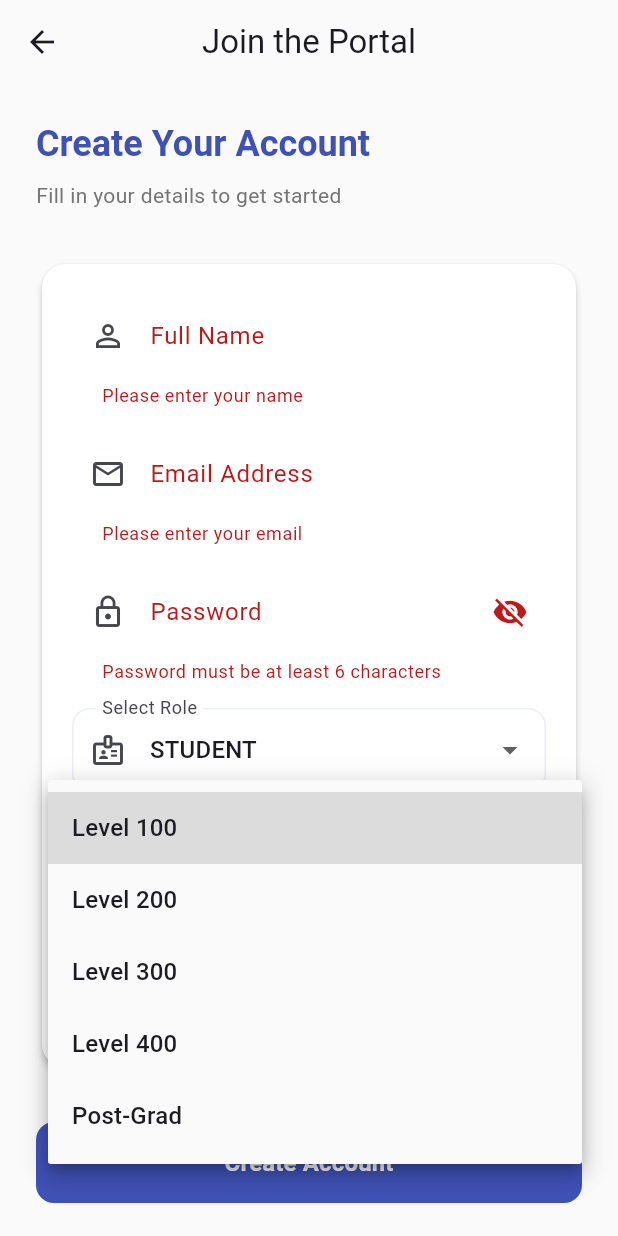
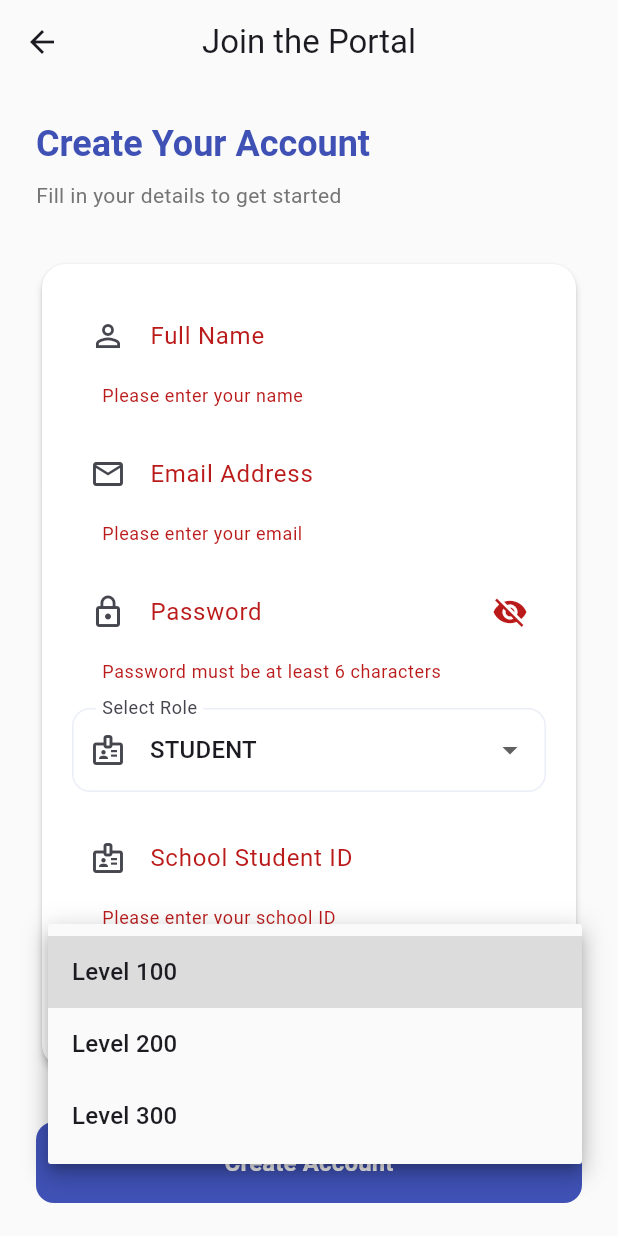
Before and after one commit to rajeeakbar/Offline-first-internship-attachment-management-application-, a Flutter app: the SignupScreen screen opened directly, after a tap on "Create Account", after a tap on "Level 100", on a phone screen of 412 x 824 dp. Run offline on Flutter 3.47's test engine with Material 3 defaults, Android fonts, the phone set to English and light mode, and no system bars; our stand-ins replace connectivity_plus, flutter_riverpod, pdf, printing, shared_preferences, sqflite and 1 more; missing offline and left inert: dart_openai; accounts and stored records are empty.

Commit message:
Remove Level 400 and Post-Grad dropdown options from registration/signup.
Co-authored-by: rajeeakbar <139373939+rajeeakbar@users.noreply.github.com>

```diff
--- a/lib/features/auth/presentation/signup_screen.dart
+++ b/lib/features/auth/presentation/signup_screen.dart
@@ -31,8 +31,6 @@ class _SignupScreenState extends ConsumerState<SignupScreen> {
     'Level 100',
     'Level 200',
     'Level 300',
-    'Level 400',
-    'Post-Grad',
   ];
 
   Future<void> _signup() async {
```
